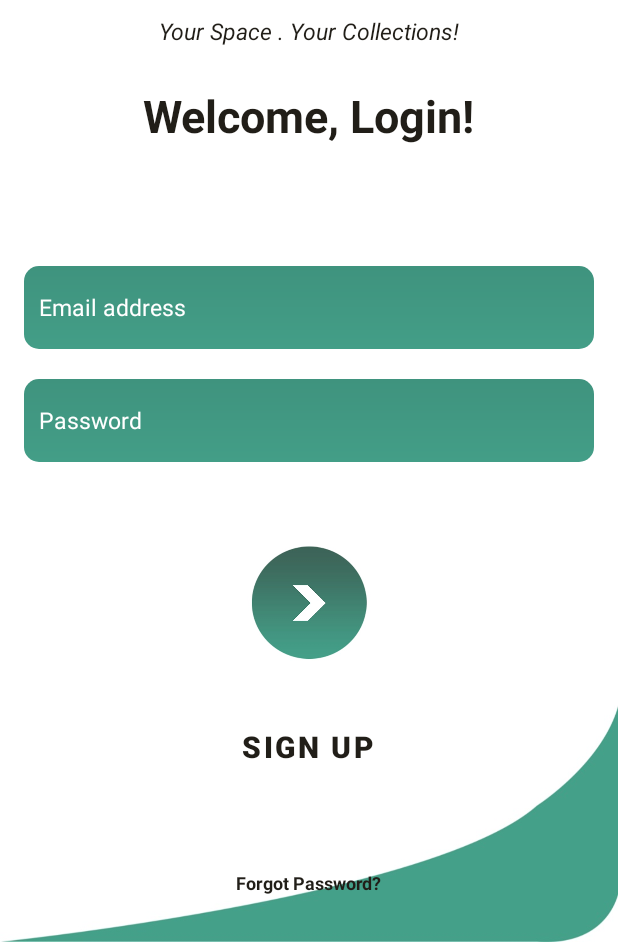
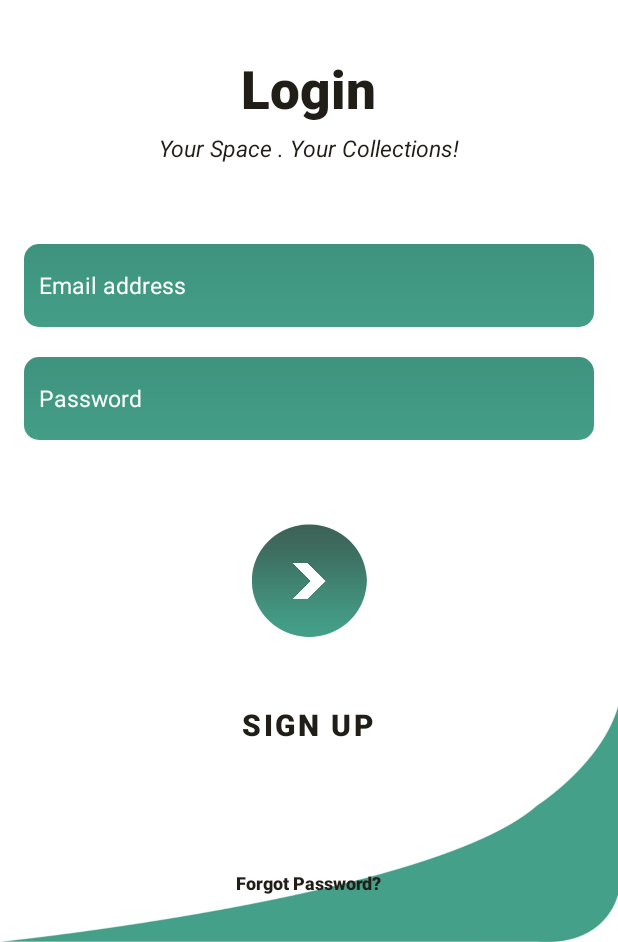
Before and after one commit to Sapino911/VoidApplication, an Android app: the screen it shows after launch (MainActivity), on a phone screen of 412 x 824 dp, the part 294-1236 px from its top. Run offline under Robolectric (Android 15) with nearby library versions, the phone set to English and light mode, and no system bars; our stand-ins replace Firebase (no records; nobody signed in at launch, a user with empty details on screens opened directly).

Commit message:
"Updating UI, Login & Create Account"

```diff
--- a/app/src/main/res/layout/activity_main.xml
+++ b/app/src/main/res/layout/activity_main.xml
@@ -19,28 +19,29 @@
         android:src="@drawable/voidlogo_1" />
 
     <TextView
-        android:id="@+id/slogan"
+        android:id="@+id/welcome_text"
         android:layout_width="wrap_content"
         android:layout_height="wrap_content"
         android:layout_below="@+id/logoImg"
         android:layout_centerHorizontal="true"
-        android:layout_marginTop="10dp"
+        android:layout_marginTop="35dp"
+        android:fontFamily="sans-serif-black"
+        android:text="@string/welcome_login"
+        android:textColor="@color/app_black"
+        android:textSize="35sp"
+        android:textStyle="bold" />
+
+    <TextView
+        android:id="@+id/slogan"
+        android:layout_width="wrap_content"
+        android:layout_height="wrap_content"
+        android:layout_below="@+id/welcome_text"
+        android:layout_centerHorizontal="true"
+        android:layout_marginTop="5dp"
         android:text="@string/your_space_your_collections"
         android:textColor="#211E18"
         android:textSize="15sp"
         android:textStyle="italic" />
-
-    <TextView
-        android:id="@+id/welcome_text"
-        android:layout_width="wrap_content"
-        android:layout_height="wrap_content"
-        android:layout_below="@+id/slogan"
-        android:layout_centerHorizontal="true"
-        android:layout_marginTop="25dp"
-        android:text="@string/welcome_login"
-        android:textColor="#211E18"
-        android:textSize="30sp"
-        android:textStyle="bold" />
 
 
     <EditText
@@ -98,6 +99,7 @@
         android:padding="10dp"
         android:text="@string/sign_up"
         android:textColor="@color/app_black"
+        android:fontFamily="sans-serif-black"
         android:textSize="20sp"
         android:textStyle="bold" />
 
@@ -111,6 +113,7 @@
         android:text="@string/forgot_password"
         android:textColor="@color/app_black"
         android:textSize="12sp"
+        android:fontFamily="sans-serif-black"
         android:textStyle="bold" />
 
 
--- a/app/src/main/res/values/strings.xml
+++ b/app/src/main/res/values/strings.xml
@@ -1,6 +1,6 @@
 <resources xmlns:tools="http://schemas.android.com/tools">
     <string name="app_name">VoidApplication</string>
-    <string name="welcome_login">Welcome, Login!</string>
+    <string name="welcome_login">Login</string>
     <string name="your_space_your_collections">Your Space . Your Collections!</string>
     <string name="email_address">Email address</string>
     <string name="password">Password</string>
```
Also changed, not shown: app/src/main/res/layout/activity_create_account.xml (+14 -4 lines).
